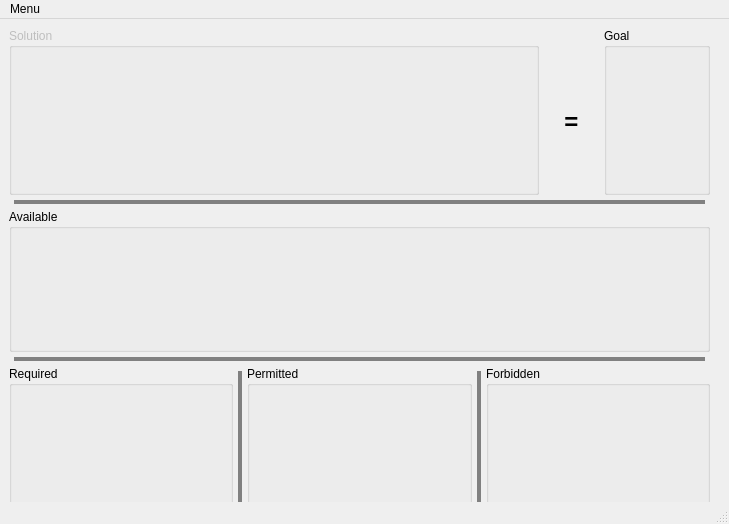
First picture: the form in mainwindow.ui, repository jnbarchan/Equations, before the edit.
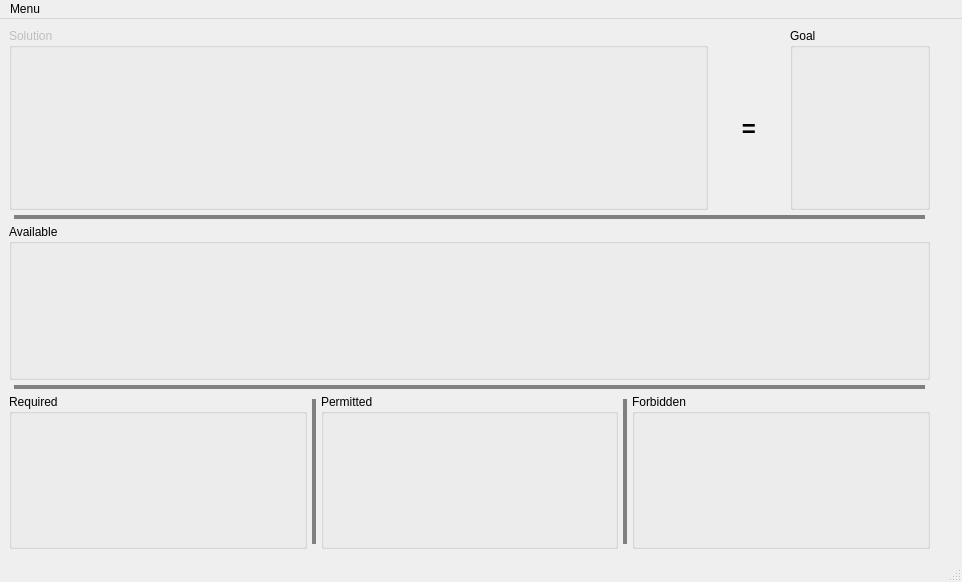
Second picture: the form after the edit. Custom widgets are drawn as their Qt base class.

```diff
--- a/mainwindow.ui
+++ b/mainwindow.ui
@@ -6,8 +6,8 @@
    <rect>
     <x>0</x>
     <y>0</y>
-    <width>729</width>
-    <height>524</height>
+    <width>962</width>
+    <height>582</height>
    </rect>
   </property>
   <property name="windowTitle">
@@ -19,8 +19,8 @@
      <rect>
       <x>9</x>
       <y>9</y>
-      <width>701</width>
-      <height>481</height>
+      <width>921</width>
+      <height>521</height>
      </rect>
     </property>
     <property name="styleSheet">
@@ -126,7 +126,7 @@
     <rect>
      <x>0</x>
      <y>0</y>
-     <width>729</width>
+     <width>962</width>
      <height>23</height>
     </rect>
    </property>
```
